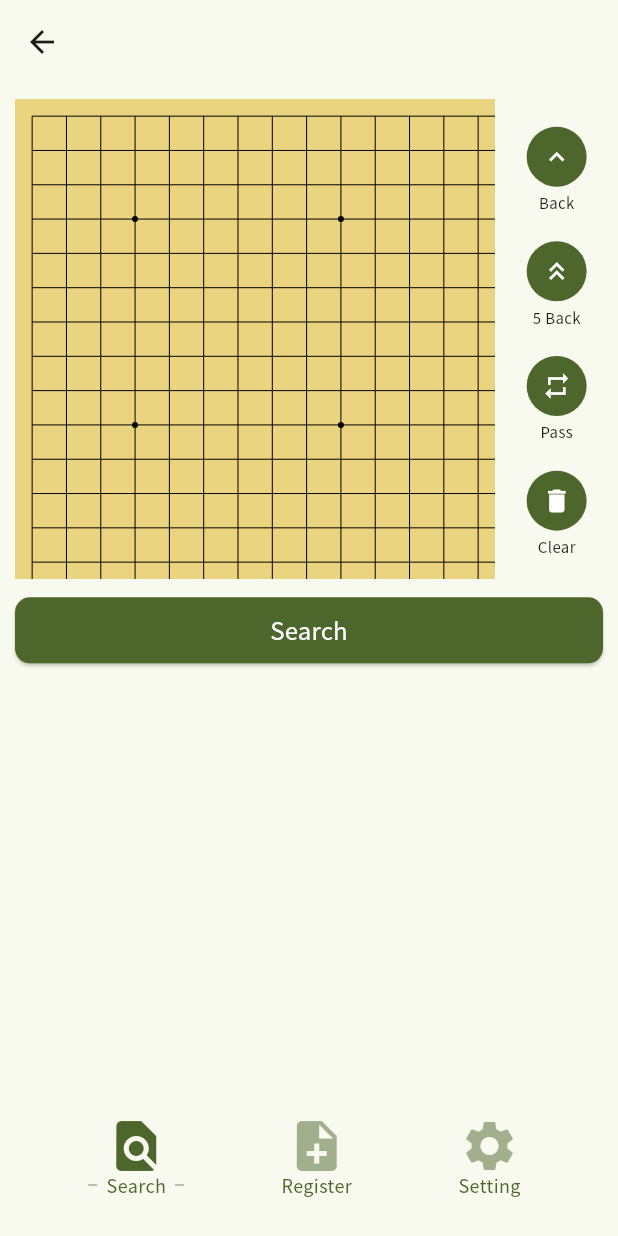
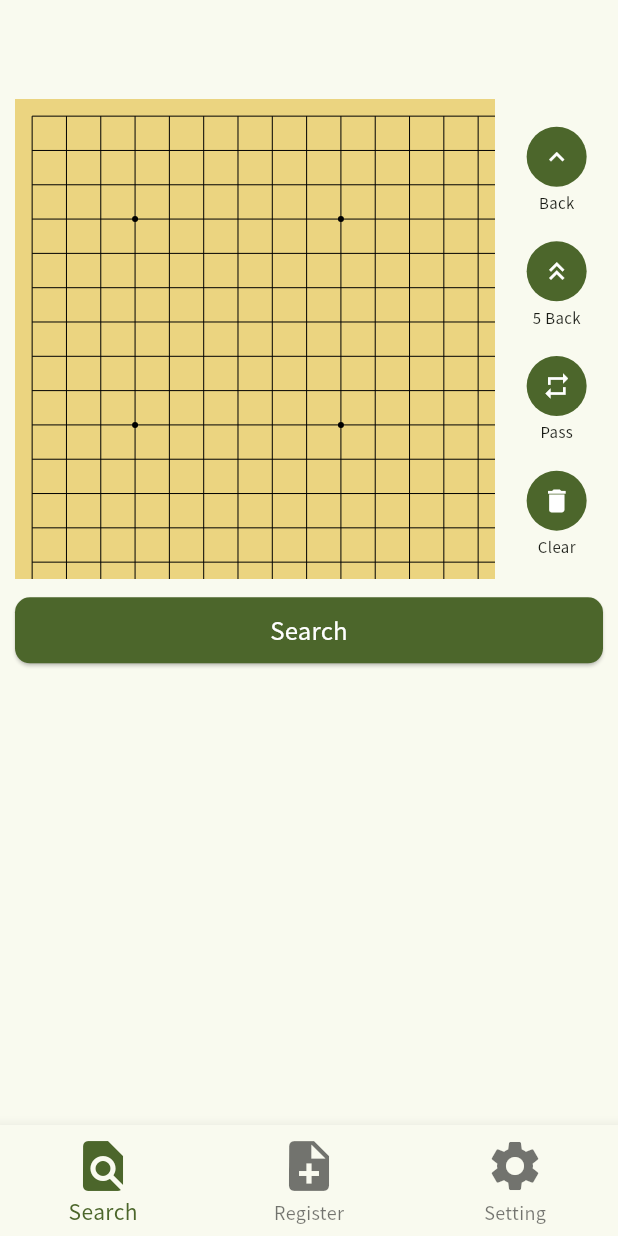
Before and after one commit to usatyo/sugomori, a Flutter app: the screen it shows after launch, on a phone screen of 412 x 824 dp. Run offline on Flutter 3.47's test engine with Material 3 defaults, Android fonts, the phone set to English and light mode, and no system bars; our stand-ins replace flutter_riverpod, google_fonts, shared_preferences, youtube_player_flutter; missing offline and left inert: flutter_scroll_shadow.

Commit message:
use bottomNavigationBar

```diff
--- a/frontend/lib/components/bottom_menu/bottom_menu.dart
+++ b/frontend/lib/components/bottom_menu/bottom_menu.dart
@@ -1,49 +1,35 @@
 import 'package:flutter/material.dart';
-import 'package:frontend/components/bottom_menu/bottom_menu_item.dart';
+import 'package:flutter_riverpod/flutter_riverpod.dart';
 import 'package:frontend/l10n/app_localizations.dart';
+import 'package:frontend/providers/page_index_provider.dart';
 
-class BottomMenu extends StatefulWidget {
+class BottomMenu extends ConsumerWidget {
   const BottomMenu({super.key});
 
   @override
-  State<BottomMenu> createState() => MenuBarState();
-}
+  Widget build(BuildContext context, WidgetRef ref) {
+    final int currentIndex = ref.watch(pageIndexNotifierProvider);
 
-class MenuBarState extends State<BottomMenu> {
-  @override
-  Widget build(BuildContext context) {
-    return Container(
-      height: 80,
-      width: double.maxFinite,
-      decoration: BoxDecoration(
-        borderRadius: BorderRadius.vertical(top: Radius.circular(20.0)),
-      ),
-      child: Row(
-        mainAxisSize: MainAxisSize.max,
-        mainAxisAlignment: MainAxisAlignment.spaceEvenly,
-        children: <Widget>[
-          BottomMenuItem(
-            label: AppLocalizations.of(context)!.menu_search,
-            icon: Icons.find_in_page,
-            route: "/search",
-            selected:
-                ModalRoute.of(context)!.settings.name == "/search" ||
-                ModalRoute.of(context)!.settings.name == "/detail",
-          ),
-          BottomMenuItem(
-            label: AppLocalizations.of(context)!.menu_register,
-            icon: Icons.note_add,
-            route: "/register",
-            selected: ModalRoute.of(context)!.settings.name == "/register",
-          ),
-          BottomMenuItem(
-            label: AppLocalizations.of(context)!.menu_setting,
-            icon: Icons.settings,
-            route: "/setting",
-            selected: ModalRoute.of(context)!.settings.name == "/setting",
-          ),
-        ],
-      ),
+    return BottomNavigationBar(
+      currentIndex: currentIndex,
+      items: [
+        BottomNavigationBarItem(
+          icon: Icon(Icons.find_in_page, size: 40),
+          label: AppLocalizations.of(context)!.menu_search,
+        ),
+        BottomNavigationBarItem(
+          icon: Icon(Icons.note_add, size: 40),
+          label: AppLocalizations.of(context)!.menu_register,
+        ),
+        BottomNavigationBarItem(
+          icon: Icon(Icons.settings, size: 40),
+          label: AppLocalizations.of(context)!.menu_setting,
+        ),
+      ],
+      onTap:
+          (index) => {
+            ref.read(pageIndexNotifierProvider.notifier).update(index),
+          },
     );
   }
 }
--- a/frontend/lib/components/bottom_menu/bottom_menu_item.dart
+++ /dev/null
@@ -1,67 +0,0 @@
-import 'package:flutter/material.dart';
-import 'package:flutter_riverpod/flutter_riverpod.dart';
-import 'package:frontend/providers/provider.dart';
-
-class BottomMenuItem extends ConsumerWidget {
-  const BottomMenuItem({
-    super.key,
-    required this.label,
-    required this.icon,
-    required this.route,
-    required this.selected,
-  });
-  final String label;
-  final IconData icon;
-  final String route;
-  final bool selected;
-
-  @override
-  Widget build(BuildContext context, WidgetRef ref) {
-    return GestureDetector(
-      onTap: () {
-        if (ModalRoute.of(context)?.settings.name != route) {
-          ref.read(gobanStateNotifierProvider.notifier).resetGoban();
-          Navigator.pushNamed(context, route);
-        }
-      },
-      child: Column(
-        children: [
-          Opacity(
-            opacity: selected ? 1 : 0.5,
-            child: Icon(icon, size: 40, color: Theme.of(context).primaryColor),
-          ),
-          Row(
-            spacing: 6,
-            mainAxisAlignment: MainAxisAlignment.center,
-            crossAxisAlignment: CrossAxisAlignment.center,
-            children: [
-              selected ? TextDecoration() : Container(),
-              Text(
-                label,
-                style: TextStyle(
-                  fontSize: 12,
-                  height: 1,
-                  color: Theme.of(context).primaryColor,
-                ),
-              ),
-              selected ? TextDecoration() : Container(),
-            ],
-          ),
-        ],
-      ),
-    );
-  }
-}
-
-class TextDecoration extends StatelessWidget {
-  const TextDecoration({super.key});
-
-  @override
-  Widget build(BuildContext context) {
-    return Container(
-      height: 0.5,
-      width: 6,
-      color: Theme.of(context).primaryColor,
-    );
-  }
-}
--- a/frontend/lib/components/goban/goban.dart
+++ b/frontend/lib/components/goban/goban.dart
@@ -5,7 +5,7 @@ import 'package:frontend/components/goban/icon_text.dart';
 import 'package:frontend/components/goban/single_stone.dart';
 import 'package:frontend/l10n/app_localizations.dart';
 import 'package:frontend/models/joseki.dart';
-import 'package:frontend/providers/provider.dart';
+import 'package:frontend/providers/goban_state_provider.dart';
 import 'package:frontend/util/go_rule.dart';
 
 class Goban extends ConsumerStatefulWidget {
--- a/frontend/lib/components/goban_pagination/pagination.dart
+++ b/frontend/lib/components/goban_pagination/pagination.dart
@@ -6,7 +6,7 @@ import 'package:frontend/components/atoms/button.dart';
 import 'package:frontend/components/goban/goban.dart';
 import 'package:frontend/l10n/app_localizations.dart';
 import 'package:frontend/models/joseki.dart';
-import 'package:frontend/providers/provider.dart';
+import 'package:frontend/providers/goban_state_provider.dart';
 import 'package:frontend/services/joseki_api_service.dart';
 
 class Pagination extends ConsumerStatefulWidget {
--- a/frontend/lib/main.dart
+++ b/frontend/lib/main.dart
@@ -1,10 +1,7 @@
 import 'package:flutter/material.dart';
 import 'package:flutter_riverpod/flutter_riverpod.dart';
 import 'package:frontend/l10n/app_localizations.dart';
-import 'package:frontend/pages/register_page.dart';
-import 'package:frontend/pages/search_page.dart';
-import 'package:frontend/pages/setting_page.dart';
-import 'package:frontend/pages/start_page.dart';
+import 'package:frontend/page_navigator.dart';
 import 'package:shared_preferences/shared_preferences.dart';
 
 import 'theme.dart';
@@ -63,14 +60,7 @@ class _MyAppState extends State<MyApp> {
     return MaterialApp(
       title: 'sugomori',
       theme: theme.light(),
-      initialRoute: "/search",
-      routes: {
-        '/start': (context) => const StartPage(),
-        '/search': (context) => const SearchPage(),
-        '/register': (context) => const RegisterPage(),
-        '/setting': (context) => const SettingPage(),
-      },
-      home: const SearchPage(),
+      home: const PageNavigator(),
       localizationsDelegates: AppLocalizations.localizationsDelegates,
       supportedLocales: const [
         Locale('en'),
--- /dev/null
+++ b/frontend/lib/page_navigator.dart
@@ -0,0 +1,23 @@
+import 'package:flutter/material.dart';
+import 'package:flutter_riverpod/flutter_riverpod.dart';
+import 'package:frontend/components/bottom_menu/bottom_menu.dart';
+import 'package:frontend/pages/register_page.dart';
+import 'package:frontend/pages/search_page.dart';
+import 'package:frontend/pages/setting_page.dart';
+import 'package:frontend/providers/page_index_provider.dart';
+
+class PageNavigator extends ConsumerWidget {
+  const PageNavigator({super.key});
+
+  @override
+  Widget build(BuildContext context, WidgetRef ref) {
+    return Scaffold(
+      appBar: AppBar(),
+      body: IndexedStack(
+        index: ref.watch(pageIndexNotifierProvider),
+        children: [SearchPage(), RegisterPage(), SettingPage()],
+      ),
+      bottomNavigationBar: BottomMenu(),
+    );
+  }
+}
--- a/frontend/lib/pages/detail_page.dart
+++ b/frontend/lib/pages/detail_page.dart
@@ -55,8 +55,7 @@ class _DetailPageState extends State<DetailPage> {
   }
 
   Widget _fullScreenBuilder(BuildContext context, Widget player) {
-    return Scaffold(
-      body: Column(
+    return Column(
       children: [
         Expanded(
           child: Container(
@@ -67,14 +66,11 @@ class _DetailPageState extends State<DetailPage> {
         ),
         BottomMenu(),
       ],
-      ),
     );
   }
 
   Widget _normalBuilder(BuildContext context, Widget player) {
-    return Scaffold(
-      appBar: AppBar(),
-      body: Column(
+    return Column(
       children: [
         Container(
           padding: EdgeInsets.all(0),
@@ -129,9 +125,7 @@ class _DetailPageState extends State<DetailPage> {
             ),
           ),
         ),
-          BottomMenu(),
       ],
-      ),
     );
   }
 }
--- a/frontend/lib/pages/register_page.dart
+++ b/frontend/lib/pages/register_page.dart
@@ -1,7 +1,6 @@
 import 'package:flutter/material.dart';
 import 'package:flutter_scroll_shadow/flutter_scroll_shadow.dart';
 import 'package:frontend/components/atoms/button.dart';
-import 'package:frontend/components/bottom_menu/bottom_menu.dart';
 import 'package:frontend/components/search/video_card.dart';
 import 'package:frontend/l10n/app_localizations.dart';
 import 'package:frontend/models/joseki.dart';
@@ -48,10 +47,7 @@ class _RegisterPageState extends State<RegisterPage> {
 
   @override
   Widget build(BuildContext context) {
-    return Scaffold(
-      appBar: AppBar(),
-      bottomNavigationBar: BottomMenu(),
-      body: Container(
+    return Container(
       padding: EdgeInsets.all(10),
       child: Column(
         spacing: 10,
@@ -90,7 +86,6 @@ class _RegisterPageState extends State<RegisterPage> {
           ),
         ],
       ),
-      ),
     );
   }
 }
--- a/frontend/lib/pages/search_page.dart
+++ b/frontend/lib/pages/search_page.dart
@@ -2,13 +2,12 @@ import 'package:flutter/material.dart';
 import 'package:flutter_riverpod/flutter_riverpod.dart';
 import 'package:flutter_scroll_shadow/flutter_scroll_shadow.dart';
 import 'package:frontend/components/atoms/button.dart';
-import 'package:frontend/components/bottom_menu/bottom_menu.dart';
 import 'package:frontend/components/goban/goban.dart';
 import 'package:frontend/components/search/video_card.dart';
 import 'package:frontend/l10n/app_localizations.dart';
 import 'package:frontend/models/joseki.dart';
 import 'package:frontend/models/youtube.dart';
-import 'package:frontend/providers/provider.dart';
+import 'package:frontend/providers/goban_state_provider.dart';
 import 'package:frontend/services/joseki_api_service.dart';
 
 class SearchPage extends ConsumerStatefulWidget {
@@ -48,10 +47,7 @@ class _SearchPageState extends ConsumerState<SearchPage> {
     final GobanState gobanState = ref.watch(gobanStateNotifierProvider);
     joseki = gobanState.joseki;
 
-    return Scaffold(
-      appBar: AppBar(),
-      bottomNavigationBar: BottomMenu(),
-      body: Container(
+    return Container(
       padding: EdgeInsets.all(10),
       child: Column(
         spacing: 10,
@@ -79,7 +75,6 @@ class _SearchPageState extends ConsumerState<SearchPage> {
           ),
         ],
       ),
-      ),
     );
   }
 }
--- a/frontend/lib/pages/setting_page.dart
+++ b/frontend/lib/pages/setting_page.dart
@@ -1,5 +1,4 @@
 import 'package:flutter/material.dart';
-import 'package:frontend/components/bottom_menu/bottom_menu.dart';
 import 'package:frontend/components/setting/general_setting.dart';
 import 'package:frontend/l10n/app_localizations.dart';
 
@@ -8,9 +7,7 @@ class SettingPage extends StatelessWidget {
 
   @override
   Widget build(BuildContext context) {
-    return Scaffold(
-      appBar: AppBar(),
-      body: Column(
+    return Column(
       crossAxisAlignment: CrossAxisAlignment.start,
       children: [
         Padding(padding: EdgeInsets.only(top: 50)),
@@ -27,9 +24,7 @@ class SettingPage extends StatelessWidget {
           child: GeneralSetting(),
         ),
         Expanded(child: Container()),
-          BottomMenu(),
       ],
-      ),
     );
   }
 }
--- a/frontend/lib/pages/start_page.dart
+++ b/frontend/lib/pages/start_page.dart
@@ -19,8 +19,7 @@ class _StartPageState extends State<StartPage> {
 
   @override
   Widget build(BuildContext context) {
-    return Scaffold(
-      body: Container(
+    return Container(
       color: Theme.of(context).scaffoldBackgroundColor,
       padding: EdgeInsets.fromLTRB(10, 80, 10, 80),
       child: Column(
@@ -35,10 +34,7 @@ class _StartPageState extends State<StartPage> {
               child: Image.asset('images/logo.png', width: 300, height: 300),
             ),
           ),
-            Padding(
-              padding: const EdgeInsets.all(20),
-              child: LanguageDropdown(),
-            ),
+          Padding(padding: const EdgeInsets.all(20), child: LanguageDropdown()),
           Button(
             text: AppLocalizations.of(context)!.button_start,
             onPressed: () {
@@ -47,7 +43,6 @@ class _StartPageState extends State<StartPage> {
           ),
         ],
       ),
-      ),
     );
   }
 }
--- /dev/null
+++ b/frontend/lib/providers/page_index_provider.dart
@@ -0,0 +1,13 @@
+import 'package:flutter_riverpod/flutter_riverpod.dart';
+
+class PageIndexNotifier extends StateNotifier<int> {
+  PageIndexNotifier() : super(0);
+
+  void update(int index) {
+    state = index;
+  }
+}
+
+final pageIndexNotifierProvider = StateNotifierProvider<PageIndexNotifier, int>(
+  (ref) => PageIndexNotifier(),
+);
```
Also changed, not shown: frontend/lib/providers/goban_state_provider.dart (renamed from frontend/lib/providers/provider.dart). Lines whose indentation alone changed are shown as unchanged.
